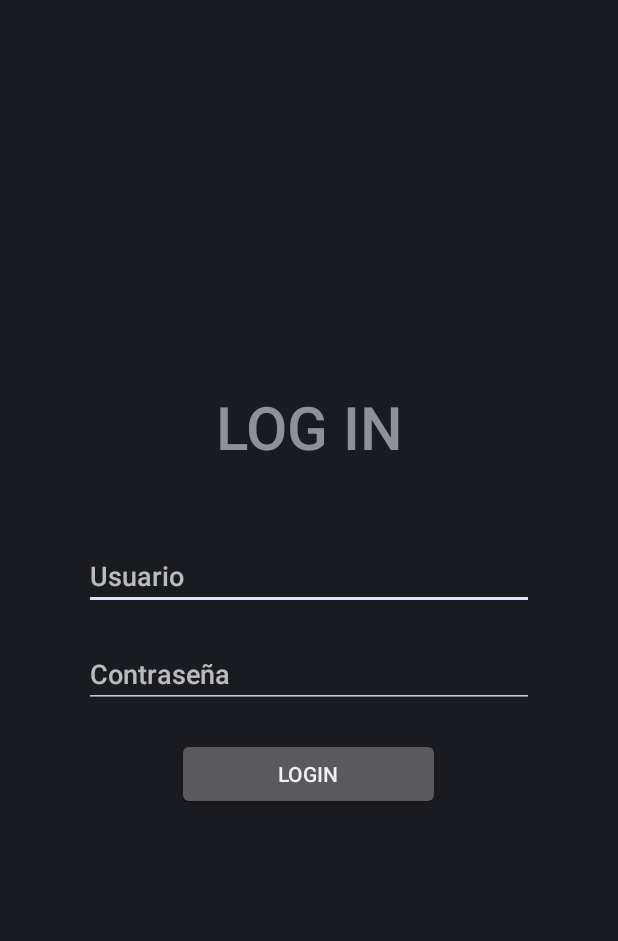
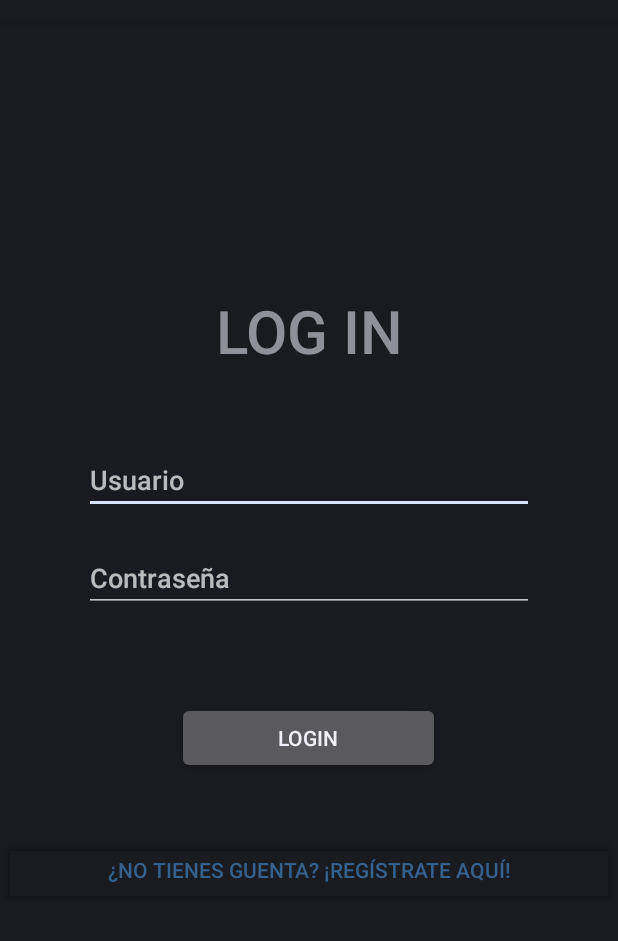
Before and after one commit to pamplonapark/front_end, an Android app: the layout activity_login.xml on its own in the app's theme, with its tools: preview values and no code run, on a phone screen of 412 x 824 dp, the part 62-1003 px from its top. Run offline under Robolectric (Android 15) with nearby library versions, the light colour scheme and no system bars.

Commit message:
Auto stash before checking out "origin/dev"

```diff
--- a/app/src/main/res/layout/activity_login.xml
+++ b/app/src/main/res/layout/activity_login.xml
@@ -23,39 +23,51 @@
             android:layout_width="wrap_content"
             android:layout_height="wrap_content"
             android:layout_alignParentTop="true"
+            android:layout_centerHorizontal="true"
             android:layout_marginBottom="50dp"
-            android:text="LOG IN"
             android:fontFamily="sans-serif-medium"
+            android:text="@string/title"
             android:textAlignment="center"
-            android:textSize="40dp"
-            android:layout_centerHorizontal="true"/>
+            android:textSize="40dp" />
 
         <EditText
             android:id="@+id/usuario"
             android:layout_width="300dp"
             android:layout_height="wrap_content"
             android:layout_below="@+id/login"
+            android:layout_centerHorizontal="true"
             android:layout_marginBottom="20dp"
-            android:hint="Usuario"
-            android:layout_centerHorizontal="true"/>
+            android:hint="@string/user" />
 
         <EditText
             android:id="@+id/contra"
             android:layout_width="300dp"
             android:layout_height="wrap_content"
             android:layout_below="@+id/usuario"
+            android:layout_centerHorizontal="true"
             android:layout_marginBottom="20dp"
-            android:hint="Contraseña"
-            android:layout_centerHorizontal="true"/>
+            android:hint="@string/password" />
 
         <Button
             android:id="@+id/btnLogin"
             android:layout_width="175dp"
             android:layout_height="wrap_content"
             android:layout_below="@+id/contra"
-            android:text="Login"
             android:layout_centerHorizontal="true"
-            android:onClick="login"/>
+            android:layout_marginTop="40dp"
+            android:layout_marginBottom="40dp"
+            android:onClick="login"
+            android:text="@string/login" />
+
+        <Button
+            android:id="@+id/btnRegister"
+            android:layout_width="match_parent"
+            android:layout_height="wrap_content"
+            android:layout_below="@+id/btnLogin"
+
+            android:backgroundTint="#00FFFFFF"
+            android:text="@string/registrarme"
+            android:textColor="@color/md_theme_primary" />
 
     </RelativeLayout>
 
--- a/app/src/main/res/values/strings.xml
+++ b/app/src/main/res/values/strings.xml
@@ -1,4 +1,8 @@
 <resources>
     <string name="app_name">PamplonaPark</string>
-    <string name="registrarme">Registrarme</string>
+    <string name="registrarme">¿No tienes guenta? ¡Regístrate aquí!</string>
+    <string name="login">Login</string>
+    <string name="password">Contraseña</string>
+    <string name="user">Usuario</string>
+    <string name="title">LOG IN</string>
 </resources>
```
